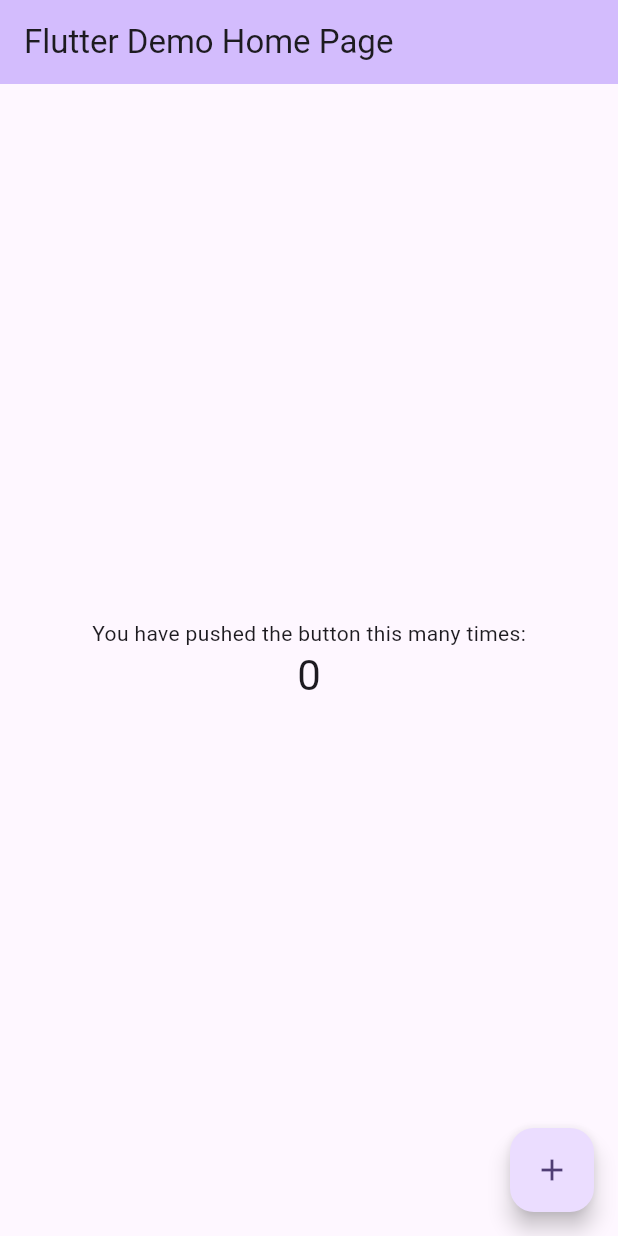
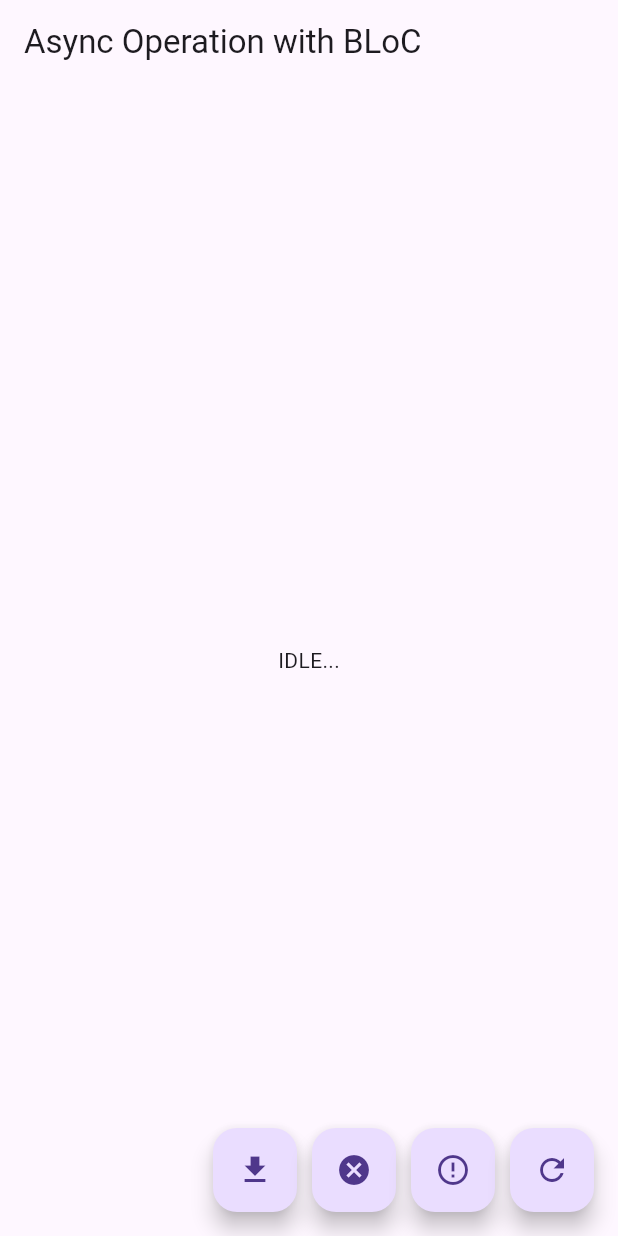
Before and after one commit to mk590901/task_management_bloc, a Flutter app: the screen it shows after launch, on a phone screen of 412 x 824 dp. Run offline on Flutter 3.47's test engine with Material 3 defaults, Android fonts, the phone set to English and light mode, and no system bars; our stand-ins replace flutter_bloc.

Commit message:
GUI was updated

```diff
--- a/lib/main.dart
+++ b/lib/main.dart
@@ -1,4 +1,9 @@
 import 'package:flutter/material.dart';
+import 'package:flutter_bloc/flutter_bloc.dart';
+
+import 'blocks/task_bloc.dart';
+import 'events/task_events.dart';
+import 'states/task_state.dart';
 
 void main() {
   runApp(const MyApp());
@@ -7,119 +12,79 @@ void main() {
 class MyApp extends StatelessWidget {
   const MyApp({super.key});
 
-  // This widget is the root of your application.
   @override
   Widget build(BuildContext context) {
     return MaterialApp(
-      title: 'Flutter Demo',
-      theme: ThemeData(
-        // This is the theme of your application.
-        //
-        // TRY THIS: Try running your application with "flutter run". You'll see
-        // the application has a purple toolbar. Then, without quitting the app,
-        // try changing the seedColor in the colorScheme below to Colors.green
-        // and then invoke "hot reload" (save your changes or press the "hot
-        // reload" button in a Flutter-supported IDE, or press "r" if you used
-        // the command line to start the app).
-        //
-        // Notice that the counter didn't reset back to zero; the application
-        // state is not lost during the reload. To reset the state, use hot
-        // restart instead.
-        //
-        // This works for code too, not just values: Most code changes can be
-        // tested with just a hot reload.
-        colorScheme: ColorScheme.fromSeed(seedColor: Colors.deepPurple),
-        useMaterial3: true,
+      home: BlocProvider(
+        create: (_) => TaskBloc(TaskState(TaskStates.idle)),
+        child: const MyHomePage(),
       ),
-      home: const MyHomePage(title: 'Flutter Demo Home Page'),
     );
   }
 }
 
-class MyHomePage extends StatefulWidget {
-  const MyHomePage({super.key, required this.title});
-
-  // This widget is the home page of your application. It is stateful, meaning
-  // that it has a State object (defined below) that contains fields that affect
-  // how it looks.
-
-  // This class is the configuration for the state. It holds the values (in this
-  // case the title) provided by the parent (in this case the App widget) and
-  // used by the build method of the State. Fields in a Widget subclass are
-  // always marked "final".
-
-  final String title;
-
-  @override
-  State<MyHomePage> createState() => _MyHomePageState();
-}
-
-class _MyHomePageState extends State<MyHomePage> {
-  int _counter = 0;
-
-  void _incrementCounter() {
-    setState(() {
-      // This call to setState tells the Flutter framework that something has
-      // changed in this State, which causes it to rerun the build method below
-      // so that the display can reflect the updated values. If we changed
-      // _counter without calling setState(), then the build method would not be
-      // called again, and so nothing would appear to happen.
-      _counter++;
-    });
-  }
+class MyHomePage extends StatelessWidget {
+  const MyHomePage({super.key});
 
   @override
   Widget build(BuildContext context) {
-    // This method is rerun every time setState is called, for instance as done
-    // by the _incrementCounter method above.
-    //
-    // The Flutter framework has been optimized to make rerunning build methods
-    // fast, so that you can just rebuild anything that needs updating rather
-    // than having to individually change instances of widgets.
+    final taskBloc = BlocProvider.of<TaskBloc>(context);
+
     return Scaffold(
       appBar: AppBar(
-        // TRY THIS: Try changing the color here to a specific color (to
-        // Colors.amber, perhaps?) and trigger a hot reload to see the AppBar
-        // change color while the other colors stay the same.
-        backgroundColor: Theme.of(context).colorScheme.inversePrimary,
-        // Here we take the value from the MyHomePage object that was created by
-        // the App.build method, and use it to set our appbar title.
-        title: Text(widget.title),
+        title: const Text('Async Operation with BLoC'),
       ),
       body: Center(
-        // Center is a layout widget. It takes a single child and positions it
-        // in the middle of the parent.
-        child: Column(
-          // Column is also a layout widget. It takes a list of children and
-          // arranges them vertically. By default, it sizes itself to fit its
-          // children horizontally, and tries to be as tall as its parent.
-          //
-          // Column has various properties to control how it sizes itself and
-          // how it positions its children. Here we use mainAxisAlignment to
-          // center the children vertically; the main axis here is the vertical
-          // axis because Columns are vertical (the cross axis would be
-          // horizontal).
-          //
-          // TRY THIS: Invoke "debug painting" (choose the "Toggle Debug Paint"
-          // action in the IDE, or press "p" in the console), to see the
-          // wireframe for each widget.
-          mainAxisAlignment: MainAxisAlignment.center,
-          children: <Widget>[
-            const Text(
-              'You have pushed the button this many times:',
-            ),
-            Text(
-              '$_counter',
-              style: Theme.of(context).textTheme.headlineMedium,
-            ),
-          ],
+        child: BlocBuilder<TaskBloc, TaskState>(
+          builder: (context, state) {
+            if (state.state() == TaskStates.idle) {
+              return const Text('IDLE...');
+            } else if (state.state() == TaskStates.active) {
+              return const CircularProgressIndicator();
+            } else if (state.state() == TaskStates.error) {
+              return const Text('ERROR...');
+            }
+            return Container();
+          },
         ),
       ),
-      floatingActionButton: FloatingActionButton(
-        onPressed: _incrementCounter,
-        tooltip: 'Increment',
-        child: const Icon(Icons.add),
-      ), // This trailing comma makes auto-formatting nicer for build methods.
+      floatingActionButton: Row(
+        mainAxisAlignment: MainAxisAlignment.end,
+        children: [
+          FloatingActionButton(
+            onPressed: () {
+              taskBloc.add(Run());
+            },
+            tooltip: 'Fetch Data',
+            child: const Icon(Icons.download),
+          ),
+          const SizedBox(width: 10),
+          FloatingActionButton(
+            onPressed: () {
+              taskBloc.add(Cancel());
+            },
+            tooltip: 'Cancel',
+            child: const Icon(Icons.cancel),
+          ),
+
+          const SizedBox(width: 10),
+          FloatingActionButton(
+            onPressed: () {
+              taskBloc.add(Failed());
+            },
+            tooltip: 'Failed',
+            child: const Icon(Icons.error_outline_sharp),
+          ),
+          const SizedBox(width: 10),
+          FloatingActionButton(
+            onPressed: () {
+              taskBloc.add(Reset());
+            },
+            tooltip: 'Refresh',
+            child: const Icon(Icons.refresh_sharp),
+          ),
+        ],
+      ),
     );
   }
 }
--- a/lib/state_machines/basic_state_machine.dart
+++ b/lib/state_machines/basic_state_machine.dart
@@ -28,18 +28,18 @@ Failed to get transaction for [${getStateName(_currentState)}], event->$event"""
     }
     _currentState = transaction.state();
 
-    if (event.getData() == null || event.getData() is! ISink) {
-      if (event.getData() == null) {
-        print('dispatch - 1-1');
-      }
-      else
-      if (event.getData() is! ISink) {
-        print('dispatch - 1-2');
-      }
-    }
-    else {
-      print ('dispatch - 2');
-    }
+    // if (event.getData() == null || event.getData() is! ISink) {
+    //   if (event.getData() == null) {
+    //     print('dispatch - 1-1');
+    //   }
+    //   else
+    //   if (event.getData() is! ISink) {
+    //     print('dispatch - 1-2');
+    //   }
+    // }
+    // else {
+    //   print ('dispatch - 2');
+    // }
 
     transaction.method()?.execute(event.getData());
         // (event.getData() == null || event.getData() is! ISink)
```
